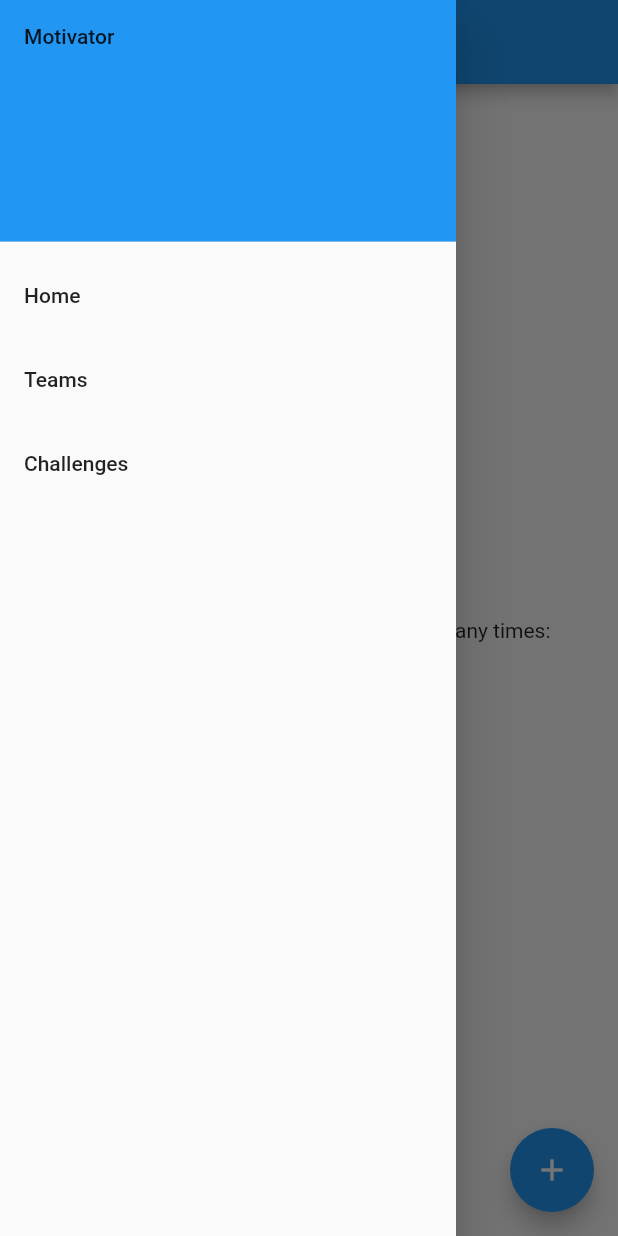
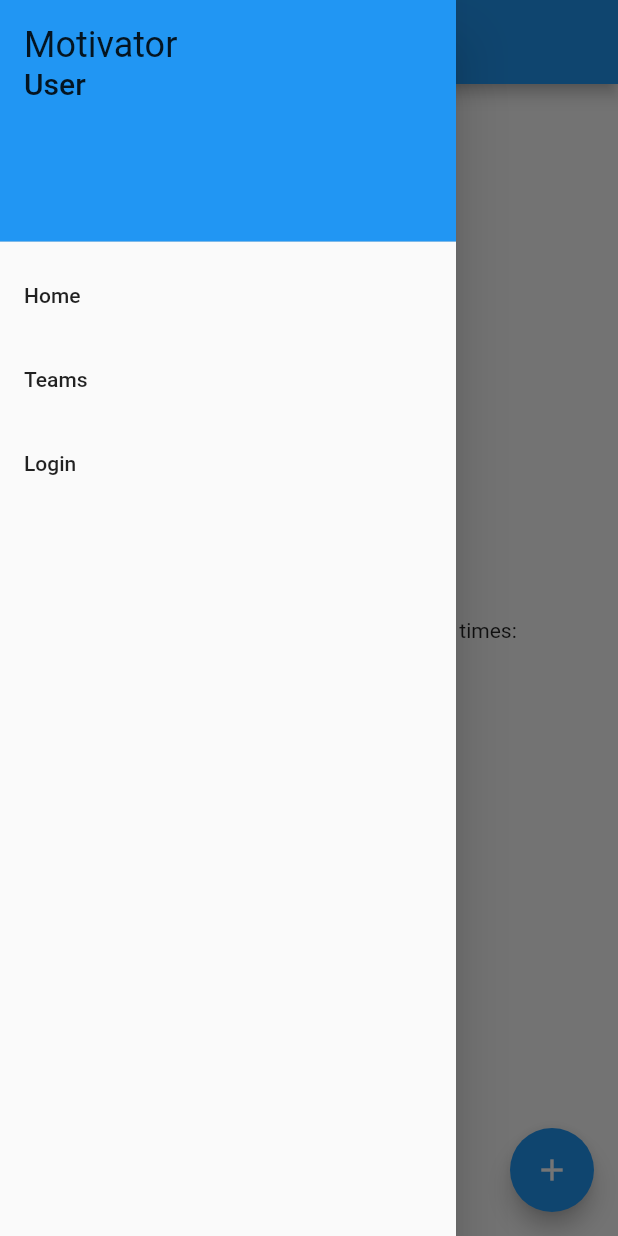
Before and after one commit to vedi/flutter-test, a Flutter app: the TeamPage screen opened by its route, with the side drawer open, on a phone screen of 412 x 824 dp. Run offline on Flutter 3.47's test engine with Material 2 defaults, Android fonts, the phone set to English and light mode, and no system bars; our stand-ins replace firebase_auth, google_sign_in; accounts and stored records are empty.

Commit message:
Implement basic login logic

```diff
--- a/lib/appDrawer.dart
+++ /dev/null
@@ -1,51 +0,0 @@
-import 'package:flutter/material.dart';
-import 'package:flutter/widgets.dart';
-
-class AppDrawer extends StatelessWidget {
-  const AppDrawer({
-    Key key,
-  }) : super(key: key);
-
-  @override
-  Widget build(BuildContext context) {
-    return Drawer(
-      child: ListView(
-        padding: EdgeInsets.zero,
-        children: <Widget>[
-          DrawerHeader(
-            child: Text('Motivator'),
-            decoration: BoxDecoration(
-              color: Colors.blue,
-            ),
-          ),
-          ListTile(
-            title: Text('Home'),
-            onTap: () {
-              Navigator.pop(context);
-              Navigator.pushNamed(
-                  context,
-                  '/'
-              );
-            },
-          ),
-          ListTile(
-            title: Text('Teams'),
-            onTap: () {
-              Navigator.pop(context);
-              Navigator.pushNamed(
-                  context,
-                  '/teams'
-              );
-            },
-          ),
-          ListTile(
-            title: Text('Challenges'),
-            onTap: () {
-              Navigator.pop(context);
-            },
-          ),
-        ],
-      ),
-    );
-  }
-}
--- /dev/null
+++ b/lib/app_drawer.dart
@@ -0,0 +1,53 @@
+import 'package:flutter/material.dart';
+import 'package:flutter/widgets.dart';
+
+class AppDrawer extends StatelessWidget {
+  const AppDrawer({
+    Key key,
+  }) : super(key: key);
+
+  @override
+  Widget build(BuildContext context) {
+    return Drawer(
+      child: ListView(
+        padding: EdgeInsets.zero,
+        children: <Widget>[
+          DrawerHeader(
+            child: Column(
+              children: <Widget>[
+                Text(
+                  'Motivator',
+                  style: Theme.of(context).textTheme.headline5,
+                ),
+                Text(
+                  'User',
+                  style: Theme.of(context).textTheme.headline6,
+                ),
+              ],
+              crossAxisAlignment: CrossAxisAlignment.start,
+            ),
+            decoration: BoxDecoration(
+              color: Colors.blue,
+            ),
+          ),
+          _buildRouteListTile(context, 'Home', '/'),
+          _buildRouteListTile(context, 'Teams', '/teams'),
+          _buildRouteListTile(context, 'Login', '/login'),
+        ],
+      ),
+    );
+  }
+
+  ListTile _buildRouteListTile(BuildContext context, String title, String route) {
+    return ListTile(
+          title: Text(title),
+          onTap: () {
+            Navigator.pop(context);
+            Navigator.pushNamed(
+                context,
+                route,
+            );
+          },
+        );
+  }
+}
--- a/lib/main.dart
+++ b/lib/main.dart
@@ -1,7 +1,8 @@
 import 'package:flutter/material.dart';
-import 'package:motivator/teamsPage.dart';
+import 'package:motivator/teams_page.dart';
 
-import 'homePage.dart';
+import 'home_page.dart';
+import 'login_page.dart';
 
 void main() {
   runApp(MyApp());
@@ -27,10 +28,13 @@ class MyApp extends StatelessWidget {
       ),
       routes: <String, WidgetBuilder>{
         '/': (BuildContext context) {
-          return HomePage(title: 'Home Page');
+          return HomePage();
+        },
+        '/login': (BuildContext context) {
+          return LoginPage();
         },
         '/teams': (BuildContext context) {
-          return TeamPage(title: 'Teams Page',);
+          return TeamPage();
         },
       },
     );
--- a/lib/teamsPage.dart
+++ /dev/null
@@ -1,88 +0,0 @@
-import 'package:flutter/material.dart';
-import 'package:motivator/appDrawer.dart';
-
-class TeamPage extends StatefulWidget {
-  TeamPage({Key key, this.title}) : super(key: key);
-
-  // This widget is the home page of your application. It is stateful, meaning
-  // that it has a State object (defined below) that contains fields that affect
-  // how it looks.
-
-  // This class is the configuration for the state. It holds the values (in this
-  // case the title) provided by the parent (in this case the App widget) and
-  // used by the build method of the State. Fields in a Widget subclass are
-  // always marked "final".
-
-  final String title;
-
-  @override
-  _TeamPageState createState() => _TeamPageState();
-}
-
-class _TeamPageState extends State<TeamPage> {
-  int _counter = 0;
-
-  void _incrementCounter() {
-    setState(() {
-      // This call to setState tells the Flutter framework that something has
-      // changed in this State, which causes it to rerun the build method below
-      // so that the display can reflect the updated values. If we changed
-      // _counter without calling setState(), then the build method would not be
-      // called again, and so nothing would appear to happen.
-      _counter++;
-    });
-  }
-
-  @override
-  Widget build(BuildContext context) {
-    // This method is rerun every time setState is called, for instance as done
-    // by the _incrementCounter method above.
-    //
-    // The Flutter framework has been optimized to make rerunning build methods
-    // fast, so that you can just rebuild anything that needs updating rather
-    // than having to individually change instances of widgets.
-    return Scaffold(
-      appBar: AppBar(
-        // Here we take the value from the MyTeamPage object that was created by
-        // the App.build method, and use it to set our appbar title.
-        title: Text(widget.title),
-      ),
-      body: Center(
-        // Center is a layout widget. It takes a single child and positions it
-        // in the middle of the parent.
-        child: Column(
-          // Column is also a layout widget. It takes a list of children and
-          // arranges them vertically. By default, it sizes itself to fit its
-          // children horizontally, and tries to be as tall as its parent.
-          //
-          // Invoke "debug painting" (press "p" in the console, choose the
-          // "Toggle Debug Paint" action from the Flutter Inspector in Android
-          // Studio, or the "Toggle Debug Paint" command in Visual Studio Code)
-          // to see the wireframe for each widget.
-          //
-          // Column has various properties to control how it sizes itself and
-          // how it positions its children. Here we use mainAxisAlignment to
-          // center the children vertically; the main axis here is the vertical
-          // axis because Columns are vertical (the cross axis would be
-          // horizontal).
-          mainAxisAlignment: MainAxisAlignment.center,
-          children: <Widget>[
-            Text(
-              'Kolyta, you have pushed the button this many times:',
-            ),
-            Text(
-              '$_counter',
-              style: Theme.of(context).textTheme.headline4,
-            ),
-          ],
-        ),
-      ),
-      drawer: AppDrawer(),
-      floatingActionButton: FloatingActionButton(
-        onPressed: _incrementCounter,
-        tooltip: 'Increment',
-        child: Icon(Icons.add),
-      ), // This trailing comma makes auto-formatting nicer for build methods.
-    );
-  }
-}
--- /dev/null
+++ b/lib/teams_page.dart
@@ -0,0 +1,49 @@
+import 'package:flutter/material.dart';
+import 'package:motivator/app_drawer.dart';
+
+const TITLE = 'Teams Page';
+
+class TeamPage extends StatefulWidget {
+  TeamPage({Key key}) : super(key: key);
+  @override
+  _TeamPageState createState() => _TeamPageState();
+}
+
+class _TeamPageState extends State<TeamPage> {
+  int _counter = 0;
+
+  void _incrementCounter() {
+    setState(() {
+      _counter++;
+    });
+  }
+
+  @override
+  Widget build(BuildContext context) {
+    return Scaffold(
+      appBar: AppBar(
+        title: Text(TITLE),
+      ),
+      body: Center(
+        child: Column(
+          mainAxisAlignment: MainAxisAlignment.center,
+          children: <Widget>[
+            Text(
+              'you have pushed the button this many times:',
+            ),
+            Text(
+              '$_counter',
+              style: Theme.of(context).textTheme.headline4,
+            ),
+          ],
+        ),
+      ),
+      drawer: AppDrawer(),
+      floatingActionButton: FloatingActionButton(
+        onPressed: _incrementCounter,
+        tooltip: 'Increment',
+        child: Icon(Icons.add),
+      ),
+    );
+  }
+}
--- a/pubspec.yaml
+++ b/pubspec.yaml
@@ -7,6 +7,9 @@ environment:
   sdk: ">=2.1.0 <3.0.0"
 
 dependencies:
+  firebase_auth: ^0.15.2
+  firebase_analytics: ^5.0.2
+  firebase_core: ^0.4.0+9
   flutter:
     sdk: flutter
   google_sign_in: ^4.2.0
```
Also changed, not shown: lib/api_helper.dart (added, +41 -0 lines), lib/homePage.dart (deleted, +0 -90 lines), lib/home_page.dart (added, +51 -0 lines), lib/login_page.dart (added, +54 -0 lines), pubspec.lock, 9 other files.
